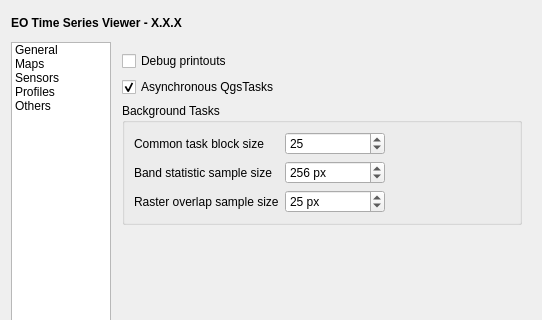
jakimowb/eo-time-series-viewer, file eotimeseriesviewer/settings/settings.ui: the form before one commit; both pictures show x 0 to 542 and y 0 to 320 of the 542 by 521 pixel window.
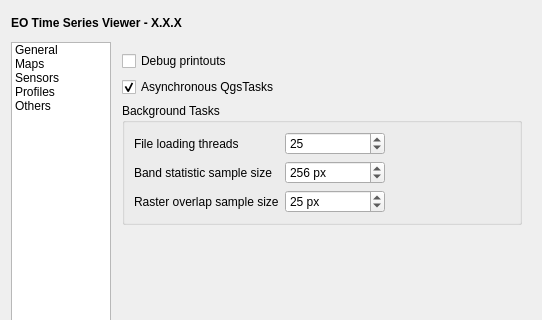
The form after the commit. The open tabs and pages were chosen to show the change. Icons and pictures are not drawn. Custom widgets are drawn as their Qt base class.

Patch:
```diff
--- a/eotimeseriesviewer/settings/settings.ui
+++ b/eotimeseriesviewer/settings/settings.ui
@@ -794,7 +794,7 @@
             <item row="0" column="0">
              <widget class="QLabel" name="label_13">
               <property name="text">
-               <string>Common task block size</string>
+               <string>File loading threads</string>
               </property>
              </widget>
             </item>
```
Left out of the diff: 2 changed lines with no effect on the pictures.
